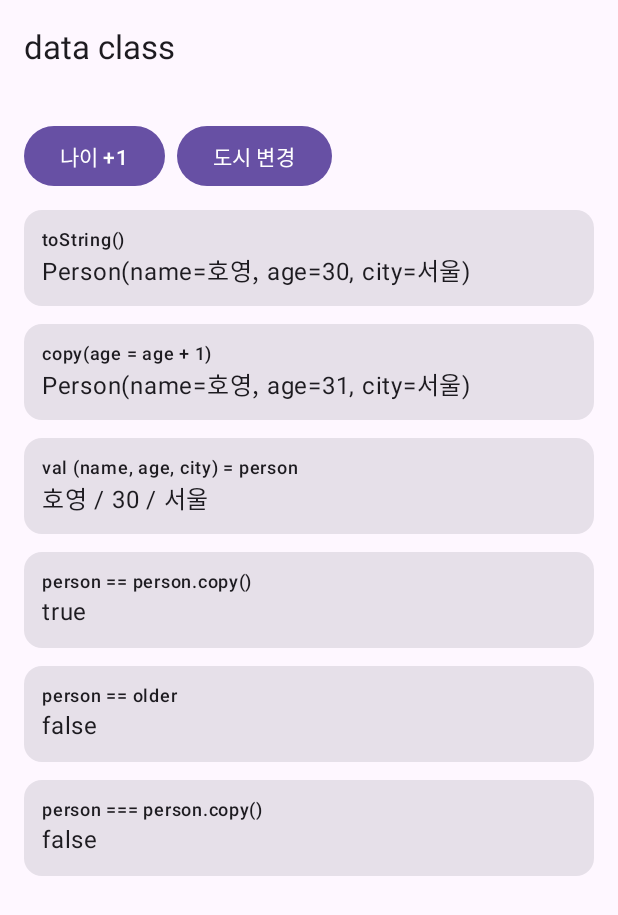
After one commit to 92hoy/kotlin_tutorial, an Android app built with Jetpack Compose: the composable DataClassDemo shown on its own in the app's theme, on a phone screen of 412 x 824 dp. The commit adds this screen. Shown: the top 915 px of the screen. Run offline under Robolectric (Android 15) with nearby library versions, the phone set to English and light mode, and no system bars.

Commit message:
feat: data class 데모 화면 추가

```diff
--- /dev/null
+++ b/app/src/main/java/com/example/kotlintutorial/ui/demo/DataClassDemo.kt
@@ -0,0 +1,79 @@
+package com.example.kotlintutorial.ui.demo
+
+import androidx.compose.foundation.layout.Arrangement
+import androidx.compose.foundation.layout.Column
+import androidx.compose.foundation.layout.Row
+import androidx.compose.foundation.layout.fillMaxWidth
+import androidx.compose.foundation.layout.padding
+import androidx.compose.material3.Button
+import androidx.compose.material3.Card
+import androidx.compose.material3.MaterialTheme
+import androidx.compose.material3.Text
+import androidx.compose.runtime.Composable
+import androidx.compose.runtime.getValue
+import androidx.compose.runtime.mutableStateOf
+import androidx.compose.runtime.remember
+import androidx.compose.runtime.setValue
+import androidx.compose.ui.Modifier
+import androidx.compose.ui.unit.dp
+
+/**
+ * data class 데모에서 쓰는 사용자 모델.
+ *
+ * Kotlin 포인트: 선언 한 줄로 `equals`, `hashCode`, `toString`, `copy`, `componentN`이 자동 생성된다.
+ * Java는 getter, setter, equals 등을 직접 쓰거나 Lombok이 필요함.
+ *
+ * @property name 이름.
+ * @property age 나이.
+ * @property city 사는 곳.
+ */
+data class Person(val name: String, val age: Int, val city: String)
+
+/**
+ * data class 기능별 결과 문자열을 만든다.
+ *
+ * @param person 기준이 되는 객체.
+ * @return 기능 이름과 결과 쌍의 목록.
+ */
+fun dataClassResults(person: Person): List<Pair<String, String>> {
+    // copy: 일부 값만 바꾼 새 객체를 만든다. 원본은 그대로.
+    val older = person.copy(age = person.age + 1)
+    // 구조 분해: componentN 함수로 프로퍼티를 한 번에 꺼낸다.
+    val (name, age, city) = person
+    return listOf(
+        "toString()" to person.toString(),
+        "copy(age = age + 1)" to older.toString(),
+        "val (name, age, city) = person" to "$name / $age / $city",
+        "person == person.copy()" to (person == person.copy()).toString(),
+        "person == older" to (person == older).toString(),
+        "person === person.copy()" to (person === person.copy()).toString(),
+    )
+}
+
+/**
+ * data class 데모 화면. 버튼으로 `copy`를 눌러 값을 바꿔 가며 결과를 확인한다.
+ *
+ * Kotlin 포인트: `==`는 equals(값 비교), `===`는 참조 비교.
+ * Java의 `==`(참조)와 `equals`가 Kotlin에서는 반대 직관으로 정리됨.
+ */
+@Composable
+fun DataClassDemo() {
+    var person by remember { mutableStateOf(Person("호영", 30, "서울")) }
+
+    DemoScaffold("data class") {
+        Row(horizontalArrangement = Arrangement.spacedBy(8.dp)) {
+            Button(onClick = { person = person.copy(age = person.age + 1) }) { Text("나이 +1") }
+            Button(onClick = { person = person.copy(city = if (person.city == "서울") "부산" else "서울") }) {
+                Text("도시 변경")
+            }
+        }
+        dataClassResults(person).forEach { (title, result) ->
+            Card(modifier = Modifier.fillMaxWidth()) {
+                Column(modifier = Modifier.padding(12.dp)) {
+                    Text(title, style = MaterialTheme.typography.labelMedium)
+                    Text(result, style = MaterialTheme.typography.bodyLarge)
+                }
+            }
+        }
+    }
+}
--- a/app/src/main/java/com/example/kotlintutorial/ui/navigation/Catalog.kt
+++ b/app/src/main/java/com/example/kotlintutorial/ui/navigation/Catalog.kt
@@ -2,6 +2,7 @@ package com.example.kotlintutorial.ui.navigation
 
 import androidx.compose.runtime.Composable
 import com.example.kotlintutorial.ui.MemoScreen
+import com.example.kotlintutorial.ui.demo.DataClassDemo
 import com.example.kotlintutorial.ui.demo.NullSafetyDemo
 
 /**
@@ -39,4 +40,10 @@ val catalog: List<DemoEntry> = listOf(
         summary = "`?.`, `?:`, `!!`, `let`을 같은 입력으로 비교",
         screen = { NullSafetyDemo() },
     ),
+    DemoEntry(
+        route = "data-class",
+        title = "data class",
+        summary = "`copy`, 구조 분해, `==`와 `===` 비교",
+        screen = { DataClassDemo() },
+    ),
 )
```
